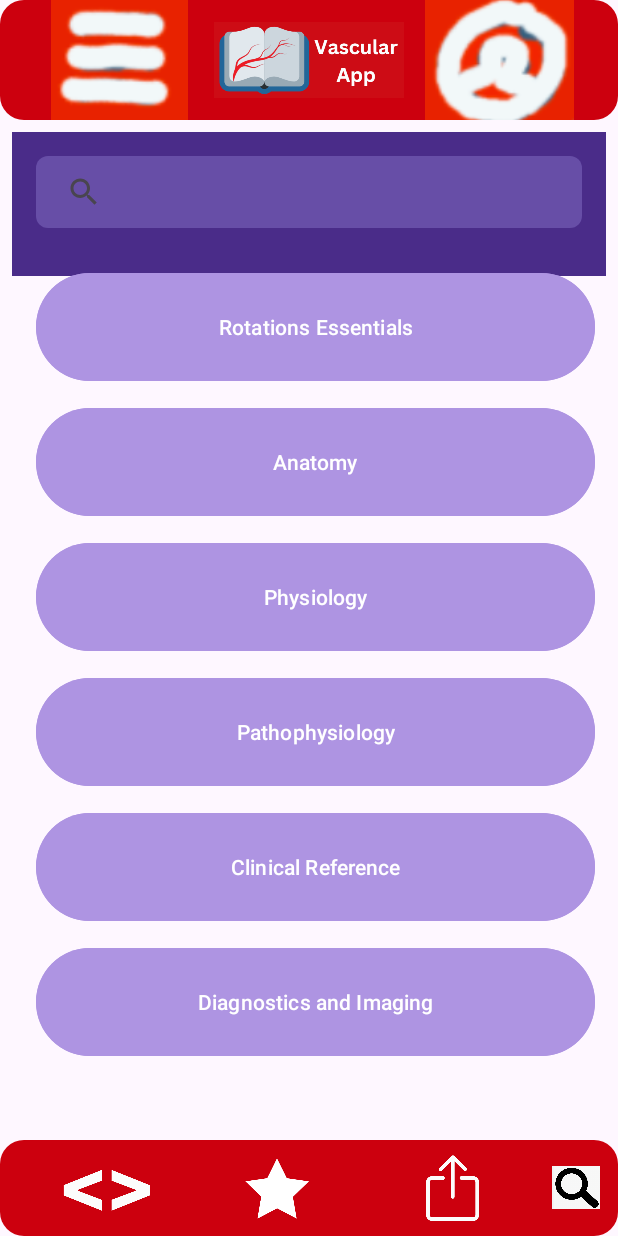
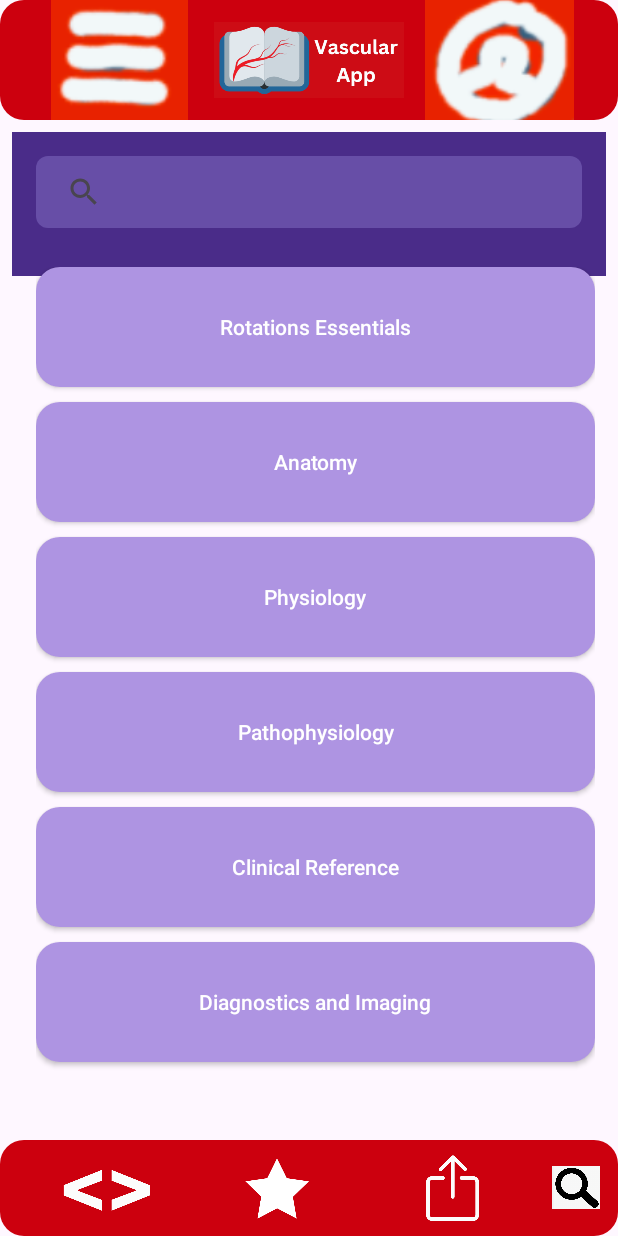
Before and after one commit to nathanbowley98/vascularSurgeryApp, an Android app: the screen it shows after launch (MainActivity), on a phone screen of 412 x 824 dp. Run offline under Robolectric (Android 15) with nearby library versions, the phone set to English and light mode, and no system bars.

Commit message:
Jan 18, 2025 - Reworked the button creation system so we can reuse the scrollview_layout.xml without having to make a new one for each page.

```diff
--- a/app/src/main/java/com/example/vascularsurgeryproject/BaseActivity.java
+++ b/app/src/main/java/com/example/vascularsurgeryproject/BaseActivity.java
@@ -4,7 +4,14 @@ import androidx.annotation.NonNull;
 import androidx.appcompat.app.ActionBarDrawerToggle;
 import androidx.appcompat.app.AppCompatActivity;
 import androidx.appcompat.widget.Toolbar;
+
+import android.content.Context;
+import android.content.Intent;
+import android.graphics.Color;
+import android.graphics.drawable.GradientDrawable;
 import android.os.Bundle;
+import android.view.View;
+import android.widget.Button;
 import android.widget.ImageButton;
 import android.widget.LinearLayout;
 import android.widget.Toast;
@@ -15,12 +22,15 @@ import androidx.appcompat.widget.SearchView;
 import androidx.core.view.GravityCompat;
 import androidx.drawerlayout.widget.DrawerLayout;
 
+import com.example.vascularsurgeryproject.common.ScrollViewButtons;
 import com.example.vascularsurgeryproject.fragments.AboutFragment;
 import com.example.vascularsurgeryproject.fragments.HomeFragment;
 import com.example.vascularsurgeryproject.fragments.SettingsFragment;
 import com.example.vascularsurgeryproject.fragments.ShareFragment;
 import com.google.android.material.navigation.NavigationView;
 
+import java.util.HashMap;
+import java.util.Map;
 import java.util.Objects;
 
 /**
@@ -116,15 +126,70 @@ public class BaseActivity extends AppCompatActivity implements NavigationView.On
 
     /**
      * Gets the scrollview where buttons are going to be inserted
-     * Remove the placeholder buttons in scrollview_layout.xml,
-     * make sure you are in code mode not design!
+     *
      * @see res/layout/scrollview_layout.xml
      */
-    protected void setupScrollView() {
+    protected Map<String, Button> setupScrollView(Class<ScrollViewButtons.MainActivityButtons> buttonNames) {
+        Map<String, Button> buttonMapping = new HashMap<>();
+
+        int layoutHeight = LinearLayout.LayoutParams.WRAP_CONTENT;
+        int layoutWidth = LinearLayout.LayoutParams.MATCH_PARENT;
+        float density = getResources().getDisplayMetrics().density;
+
+        int hexBackgroundColor = Color.parseColor("#AE94E2");
+        int hexTextColor = Color.parseColor("#FFFFFF");
+
         LinearLayout linearLayout = findViewById(R.id.scrollview_container);
-        //linearlayout container which is the container inside
-        //scrollview and holds the buttons
+        LinearLayout.LayoutParams params = new LinearLayout.LayoutParams(layoutWidth, layoutHeight);
+        params.setMargins(0,0,0,(int) (10 * density));
+        params.height = (int) (80 * density);
+
+        GradientDrawable drawable = new GradientDrawable();
+        drawable.setShape(GradientDrawable.RECTANGLE);
+        drawable.setCornerRadius(16 * density);
+        drawable.setColor(hexBackgroundColor);
+
+        for (Enum<?> value: Objects.requireNonNull(buttonNames.getEnumConstants())) {
+            String buttonName = value.toString();
+            Button button = new Button(this);
+
+            //Setting test
+            button.setText(buttonName);
+            button.setTransformationMethod(null);
+
+            int buttonId = View.generateViewId();
+            button.setId(buttonId); // Assign the generated ID
+
+            //Setting tag so we can call it
+            String buttonTag = buttonName.replace(" ", "_");
+            button.setTag(buttonTag);
+
+            //Setting Color
+            button.setBackgroundColor(hexBackgroundColor);
+            button.setTextColor(hexTextColor);
+
+            //Give rounded edge to match the design
+            button.setBackground(drawable);
+
+            buttonMapping.put(buttonTag, button);
+
+            //Create the button
+            button.setLayoutParams(params);
+            linearLayout.addView(button);
+        }
+
+        return buttonMapping;
     }
+
+    public void bindButtonListener (Button buttonObj, Intent intentObj) {
+        buttonObj.setOnClickListener(new View.OnClickListener() {
+            @Override
+            public void onClick(View v) {
+                startActivity(intentObj);
+            }
+        });
+    }
+
     @Override
     public boolean onCreateOptionsMenu(Menu menu) {
         MenuInflater inflater = getMenuInflater();
--- a/app/src/main/java/com/example/vascularsurgeryproject/MainActivity.java
+++ b/app/src/main/java/com/example/vascularsurgeryproject/MainActivity.java
@@ -14,11 +14,12 @@ import androidx.core.view.ViewCompat;
 import androidx.core.view.WindowInsetsCompat;
 import androidx.drawerlayout.widget.DrawerLayout;
 
+import com.example.vascularsurgeryproject.common.ScrollViewButtons;
 import com.google.android.material.navigation.NavigationView;
 
+import java.util.Map;
+
 public class MainActivity extends BaseActivity {
-    private Button goPageButton;
-
     @Override
     protected void onCreate(Bundle savedInstanceState) {
         super.onCreate(savedInstanceState);
@@ -26,56 +27,35 @@ public class MainActivity extends BaseActivity {
 
         // Find the toolbar and set it as the ActionBar
         setupToolbar();
-        setupScrollView();
+        Map<String, Button> buttonMapping = setupScrollView(ScrollViewButtons.MainActivityButtons.class);
         setupBottomBar();
 
-        goPageButton = findViewById(R.id.Rotations_Essentials);
-        goPageButton.setOnClickListener(new View.OnClickListener() {
-            @Override
-            public void onClick(View v) {
-                startActivity(new Intent(MainActivity.this, Rotations_Essentials.class));
+        // programatically binds the buttons
+        for (Map.Entry<String, Button> entry: buttonMapping.entrySet()) {
+            String buttonName = entry.getKey();
+            Button buttonObj = entry.getValue();
+
+            switch(buttonName) {
+                case "Rotations_Essentials":
+                    bindButtonListener(buttonObj, new Intent(MainActivity.this, Rotations_Essentials.class));
+                break;
+                case "Anatomy":
+                    bindButtonListener(buttonObj, new Intent(MainActivity.this, Anatomy.class));
+                break;
+                case "Physiology":
+                    bindButtonListener(buttonObj, new Intent(MainActivity.this, Physiology.class));
+                break;
+                case "Pathophysiology":
+                    bindButtonListener(buttonObj, new Intent(MainActivity.this, Pathophysiology.class));
+                break;
+                case "Clinical_Reference":
+                    bindButtonListener(buttonObj, new Intent(MainActivity.this, Clinical_Reference.class));
+                break;
+                case "Diagnostics_and_Imaging":
+                    bindButtonListener(buttonObj, new Intent(MainActivity.this, Diagnostics_and_Imaging.class));
+                break;
             }
-        });
-
-        goPageButton = findViewById(R.id.Anatomy);
-        goPageButton.setOnClickListener(new View.OnClickListener() {
-            @Override
-            public void onClick(View v) {
-                startActivity(new Intent(MainActivity.this, Anatomy.class));
-            }
-        });
-
-        goPageButton = findViewById(R.id.Physiology);
-        goPageButton.setOnClickListener(new View.OnClickListener() {
-            @Override
-            public void onClick(View v) {
-                startActivity(new Intent(MainActivity.this, Physiology.class));
-            }
-        });
-
-        goPageButton = findViewById(R.id.Pathophysiology);
-        goPageButton.setOnClickListener(new View.OnClickListener() {
-            @Override
-            public void onClick(View v) {
-                startActivity(new Intent(MainActivity.this, Pathophysiology.class));
-            }
-        });
-
-        goPageButton = findViewById(R.id.Clinical_Reference);
-        goPageButton.setOnClickListener(new View.OnClickListener() {
-            @Override
-            public void onClick(View v) {
-                startActivity(new Intent(MainActivity.this, Clinical_Reference.class));
-            }
-        });
-
-        goPageButton = findViewById(R.id.Diagnostics_and_Imaging);
-        goPageButton.setOnClickListener(new View.OnClickListener() {
-            @Override
-            public void onClick(View v) {
-                startActivity(new Intent(MainActivity.this, Diagnostics_and_Imaging.class));
-            }
-        });
+        }
     }
 
     @Override
--- /dev/null
+++ b/app/src/main/java/com/example/vascularsurgeryproject/common/ScrollViewButtons.java
@@ -0,0 +1,40 @@
+package com.example.vascularsurgeryproject.common;
+
+public class ScrollViewButtons {
+    public enum MainActivityButtons {
+        ROTATIONS_ESSENTIALS("Rotations Essentials"),
+        ANATOMY("Anatomy"),
+        PHYSIOLOGY("Physiology"),
+        PATHOPHYSIOLOGY("Pathophysiology"),
+        CLINICAL_REFERENCE("Clinical Reference"),
+        DIAGNOSTICS_AND_IMAGING("Diagnostics and Imaging");
+
+        private final String name;
+
+        MainActivityButtons(String name) {
+            this.name = name;
+        }
+
+        @Override
+        public String toString() {
+            return name;
+        }
+    }
+
+    public enum RotationEssentialsButtons {
+        ABI_SCORES("ABI Scores"),
+        PERIPHERAL_EXAM_B("Peripheral Exam B"),
+        COMMON_BLOOD_WORK_INFO("Common Blood Work Info");
+
+        private final String name;
+
+        RotationEssentialsButtons(String name) {
+            this.name = name;
+        }
+
+        @Override
+        public String toString() {
+            return name;
+        }
+    }
+}
--- a/app/src/main/res/layout/activity_rotations_essentials.xml
+++ b/app/src/main/res/layout/activity_rotations_essentials.xml
@@ -20,6 +20,17 @@
             layout="@layout/toolbar_layout"
             android:layout_width="match_parent"
             android:layout_height="80dp"/>
+
+        <include
+            android:id="@+id/scrollview"
+            layout="@layout/scrollview_layout"
+            android:layout_width="match_parent"
+            android:layout_height="match_parent"
+            android:layout_marginStart="10dp"
+            android:layout_marginEnd="10dp"
+            android:layout_marginTop="178dp"
+            android:layout_marginBottom="80dp"
+            />
 
         <include
             android:id="@+id/include_bottom_bar"
--- a/app/src/main/res/layout/scrollview_layout.xml
+++ b/app/src/main/res/layout/scrollview_layout.xml
@@ -11,7 +11,10 @@
     android:fadeScrollbars="false"
     android:scrollbarSize="10dp"
     >
-    <!--   Needed by ScrollView     -->
+    <!--
+        Needed by ScrollView, this is being programatically
+        inside the classes that need it
+    -->
     <LinearLayout
         android:layout_width="match_parent"
         android:layout_height="wrap_content"
@@ -20,65 +23,5 @@
         android:paddingStart="14dp"
         android:paddingEnd="5dp"
         >
-        <!--
-                Replace buttons here!
-                Needed to hardcode just
-                to show that scroll works,
-                replace as needed :)
-        -->
-        <Button
-            android:id="@+id/Rotations_Essentials"
-            android:layout_width="match_parent"
-            android:layout_height="80dp"
-            android:layout_marginBottom="10dp"
-            android:backgroundTint="#AE94E2"
-            android:text="@string/Rotations_Essentials"
-            android:textColor="#FFFFFF" />
-
-        <Button
-            android:id="@+id/Anatomy"
-            android:layout_width="match_parent"
-            android:layout_height="80dp"
-            android:layout_marginBottom="10dp"
-            android:backgroundTint="#AE94E2"
-            android:text="@string/Anatomy"
-            android:textColor="#FFFFFF" />
-
-        <Button
-            android:id="@+id/Physiology"
-            android:layout_width="match_parent"
-            android:layout_height="80dp"
-            android:layout_marginBottom="10dp"
-            android:backgroundTint="#AE94E2"
-            android:text="@string/Physiology"
-            android:textColor="#FFFFFF" />
-
-        <Button
-            android:id="@+id/Pathophysiology"
-            android:layout_width="match_parent"
-            android:layout_height="80dp"
-            android:layout_marginBottom="10dp"
-            android:backgroundTint="#AE94E2"
-            android:text="@string/Pathophysiology"
-            android:textColor="#FFFFFF" />
-
-        <Button
-            android:id="@+id/Clinical_Reference"
-            android:layout_width="match_parent"
-            android:layout_height="80dp"
-            android:layout_marginBottom="10dp"
-            android:backgroundTint="#AE94E2"
-            android:text="@string/Clinical_Reference"
-            android:textColor="#FFFFFF" />
-
-        <Button
-            android:id="@+id/Diagnostics_and_Imaging"
-            android:layout_width="match_parent"
-            android:layout_height="80dp"
-            android:layout_marginBottom="10dp"
-            android:backgroundTint="#AE94E2"
-            android:text="@string/Diagnostics_and_Imaging"
-            android:textColor="#FFFFFF" />
-
     </LinearLayout>
 </ScrollView>
```
